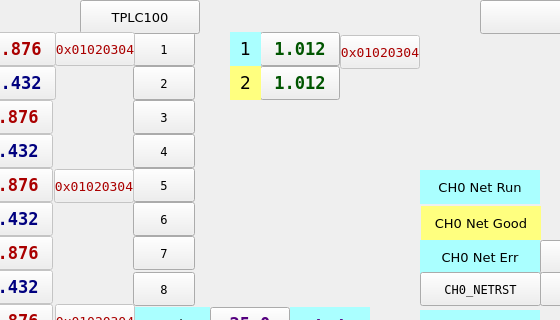
Qt form TPLC100/Local_IO_HMI/page100.ui (MECTsrl/mect_apps) before a commit; both pictures show x 120 to 680 and y 0 to 320 of the 800 by 480 pixel window.
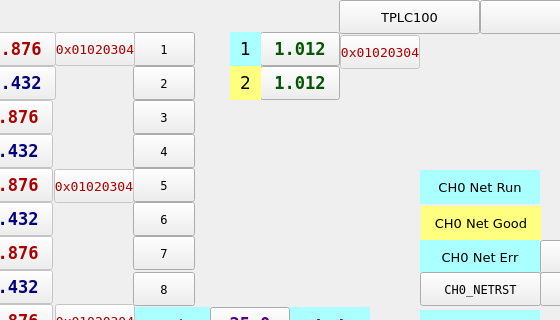
The same form after that commit. Custom widgets are drawn as their Qt base class.

```diff
--- a/TPLC100/Local_IO_HMI/page100.ui
+++ b/TPLC100/Local_IO_HMI/page100.ui
@@ -2571,9 +2571,9 @@
   <widget class="ATCMbutton" name="atcmButton_6">
    <property name="geometry">
     <rect>
-     <x>200</x>
+     <x>459</x>
      <y>0</y>
-     <width>120</width>
+     <width>141</width>
      <height>34</height>
     </rect>
    </property>
```
Left out of the diff: 16 changed lines with no effect on the pictures.
